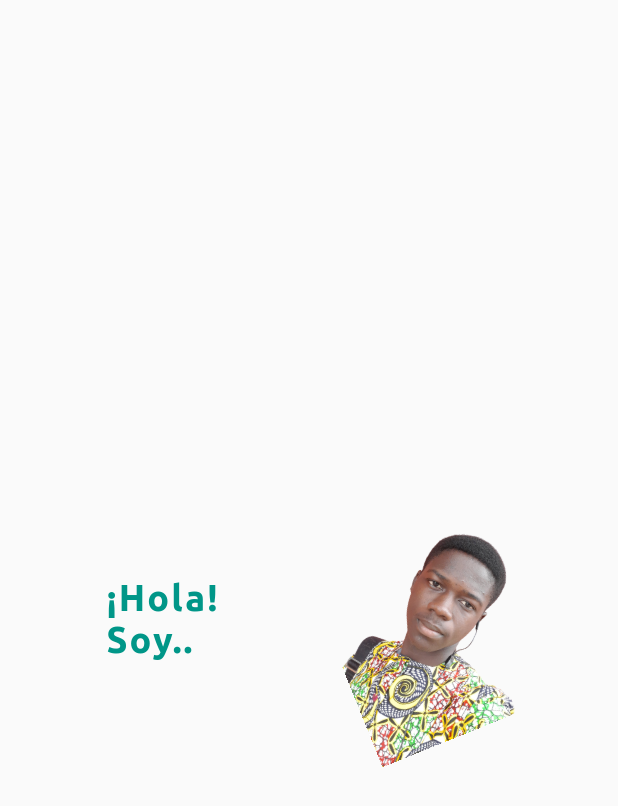
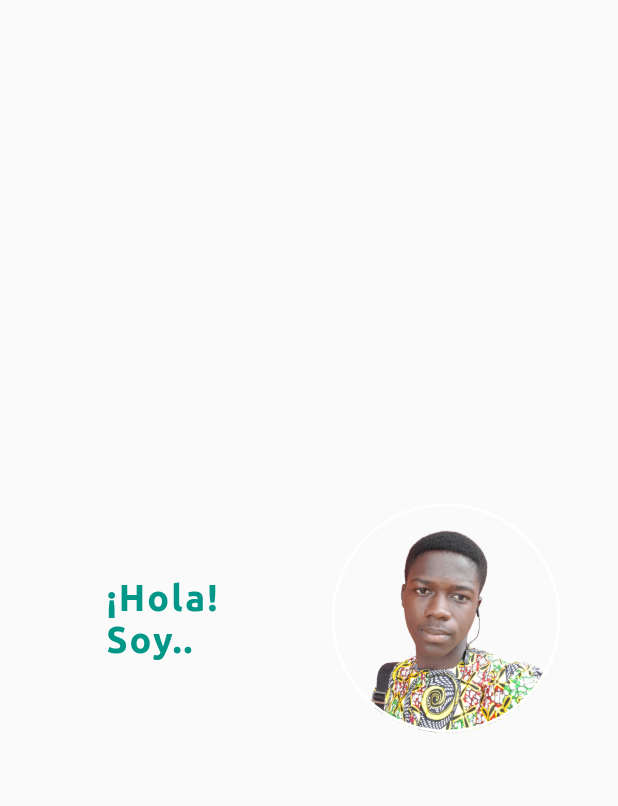
Before and after one commit to Akora-IngDKB/personal_website, a Flutter app: the HomeSection widget shown alone on an empty page, opened directly, on a phone screen of 412 x 824 dp. Shown: the top 806 px of the screen. Run offline on Flutter 3.47's test engine with Material 2 defaults, Android fonts, the light colour scheme and no system bars; missing offline and left inert: dart:html, dart:js.

Commit message:
Improved typwriter UX

```diff
--- a/lib/src/body.dart
+++ b/lib/src/body.dart
@@ -25,7 +25,7 @@ class _PageBodyState extends State<PageBody> {
         ),
         Expanded(
           child: AnimatedSwitcher(
-            duration: const Duration(milliseconds: 500),
+            duration: kThemeAnimationDuration,
             child: pages[pageIndex],
           ),
         ),
--- a/lib/src/components/typewriter.dart
+++ b/lib/src/components/typewriter.dart
@@ -6,12 +6,14 @@ class Typewriter extends StatefulWidget {
   final TextStyle textStyle;
   final VoidCallback onEnd;
   final Duration duration;
+  final bool animate;
 
   Typewriter(
     this.text, {
     this.curve = Curves.easeInOut,
     this.textStyle,
     this.onEnd,
+    this.animate = true,
     this.duration = const Duration(seconds: 2),
   });
 
@@ -44,7 +46,7 @@ class _TypewriterState extends State<Typewriter> with TickerProviderStateMixin {
         setState(() {});
       });
 
-    controller.forward();
+    if (widget.animate) controller.forward();
 
     controller.addListener(() {
       if (widget.onEnd != null &&
@@ -68,7 +70,10 @@ class _TypewriterState extends State<Typewriter> with TickerProviderStateMixin {
           : AnimatedBuilder(
               animation: _characterCount,
               builder: (BuildContext context, Widget child) {
-                String text = widget.text.substring(0, _characterCount.value);
+                String text = !widget.animate
+                    ? widget.text
+                    : widget.text.substring(0, _characterCount.value);
+
                 return Text(text, style: widget.textStyle);
               },
             ),
--- a/lib/src/sections/home.dart
+++ b/lib/src/sections/home.dart
@@ -11,6 +11,11 @@ class HomeSection extends StatefulWidget {
 
 class _HomeSectionState extends State<HomeSection>
     with SingleTickerProviderStateMixin {
+  static bool helloSeen = false;
+  static bool nameSeen = false;
+  static bool positionSeen = false;
+  static bool abstractSeen = false;
+
   static bool showName = false;
   static bool showPosition = false;
   static bool showAbstract = false;
@@ -36,6 +41,7 @@ class _HomeSectionState extends State<HomeSection>
                 children: [
                   Typewriter(
                     '¡Hola! Soy...',
+                    animate: !helloSeen,
                     textStyle: TextStyle(
                       color: Colors.teal,
                       fontSize: 24,
@@ -45,6 +51,7 @@ class _HomeSectionState extends State<HomeSection>
                     onEnd: () {
                       setState(() {
                         showName = true;
+                        helloSeen = true;
                       });
                     },
                   ),
@@ -52,6 +59,7 @@ class _HomeSectionState extends State<HomeSection>
                     SizedBox(height: 16),
                     Typewriter(
                       'Akora Ing. DKB',
+                      animate: !nameSeen,
                       textStyle: TextStyle(
                         color: Colors.blueGrey[900],
                         fontSize: 50,
@@ -60,6 +68,7 @@ class _HomeSectionState extends State<HomeSection>
                       onEnd: () {
                         setState(() {
                           showPosition = true;
+                          nameSeen = true;
                         });
                       },
                     ),
@@ -68,6 +77,7 @@ class _HomeSectionState extends State<HomeSection>
                     SizedBox(height: 16),
                     Typewriter(
                       'Mobile App Developer & AI Engineer',
+                      animate: !positionSeen,
                       textStyle: TextStyle(
                         color: Colors.blueGrey[900],
                         fontSize: 20,
@@ -76,6 +86,7 @@ class _HomeSectionState extends State<HomeSection>
                       onEnd: () {
                         setState(() {
                           showAbstract = true;
+                          positionSeen = true;
                         });
                       },
                     ),
@@ -86,6 +97,7 @@ class _HomeSectionState extends State<HomeSection>
                       "I build neat, cool and scalable mobile apps with Flutter and I'm an aspiring deep learning engineer.\n"
                       'I love to learn and build new stuff that are beneficial to the community and cool to work on.\n'
                       'I also have great interest in the open source community.',
+                      animate: !abstractSeen,
                       textStyle: TextStyle(
                         color: Colors.grey,
                         fontSize: 16,
@@ -96,6 +108,7 @@ class _HomeSectionState extends State<HomeSection>
                         Future.delayed(Duration(milliseconds: 500), () {
                           setState(() {
                             showHireMe = true;
+                            abstractSeen = true;
                           });
                         });
                       },
@@ -113,11 +126,18 @@ class _HomeSectionState extends State<HomeSection>
           Expanded(
             flex: 8,
             child: Transform.rotate(
-              angle: 2 * pi - (pi / 8.2),
-              child: Image.asset(
-                'assets/images/me.png',
-                fit: BoxFit.cover,
-                width: 500,
+              angle: 2 * pi - (pi / 4),
+              child: Container(
+                width: 400,
+                height: 400,
+                decoration: BoxDecoration(
+                  shape: BoxShape.circle,
+                  color: Colors.transparent,
+                  border: Border.all(color: Colors.white, width: 2),
+                  image: DecorationImage(
+                    image: AssetImage('assets/images/me.png'),
+                  ),
+                ),
               ),
             ),
           ),
```
Also changed, not shown: lib/src/components/nav_bar.dart (+95 -10 lines), lib/src/sections/about.dart (+17 -0 lines).
